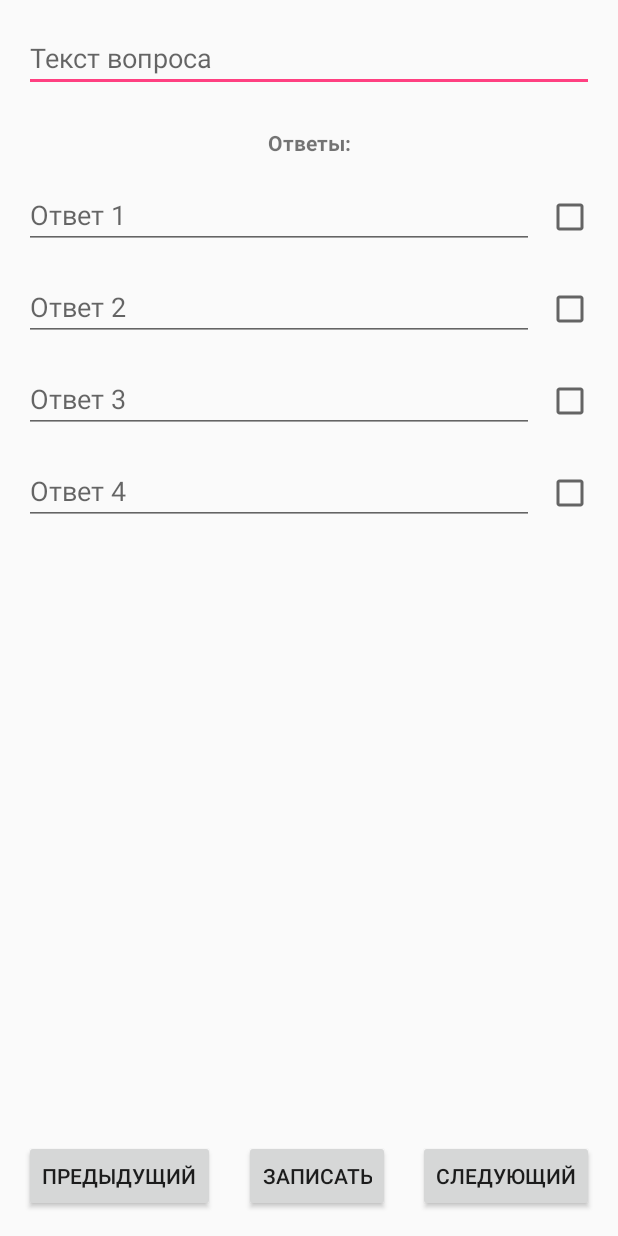
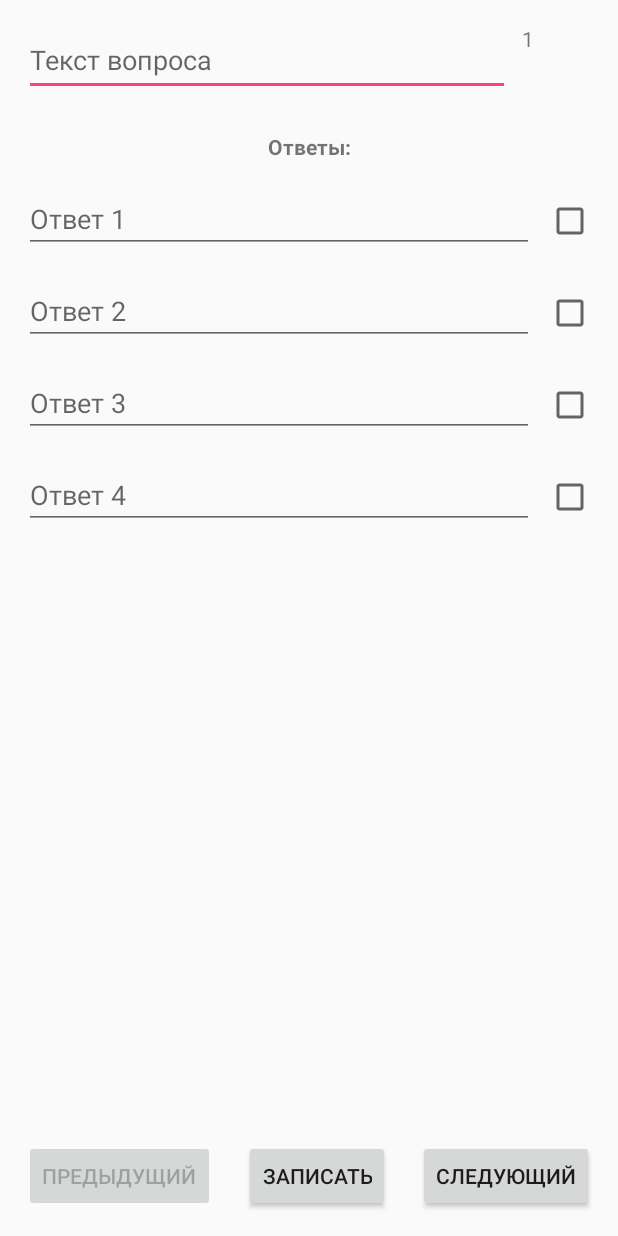
Before and after one commit to gangrave88/TestConstructor, an Android app: the NewQuestionList screen opened directly, with no data from a screen before it, on a phone screen of 412 x 824 dp. Run offline under Robolectric (Android 15) with nearby library versions, the phone set to English and light mode, and no system bars; our stand-ins replace ButterKnife; libraries missing offline, so code that uses them is left out: io.realm.

Commit message:
16.01.17

```diff
--- a/app/src/main/java/com/gangrave88/testconstructor/NewTest.java
+++ b/app/src/main/java/com/gangrave88/testconstructor/NewTest.java
@@ -35,7 +35,6 @@ public class NewTest extends Activity{
     public void newQuestion(){
         Intent intent = new Intent(this, NewQuestionList.class);
         startActivityForResult(intent,1);
-        setQuestionsList();
     }
 
     @OnClick(R.id.save_test)
--- a/app/src/main/res/layout/list_new_question.xml
+++ b/app/src/main/res/layout/list_new_question.xml
@@ -8,19 +8,19 @@
 
     <EditText
         android:layout_width="0dp"
-        android:layout_height="wrap_content"
+        android:layout_height="48dp"
         android:inputType="textMultiLine"
         android:ems="10"
         android:id="@+id/question"
-        android:layout_marginTop="16dp"
-        app:layout_constraintTop_toTopOf="parent"
         android:layout_marginStart="16dp"
         app:layout_constraintLeft_toLeftOf="parent"
         android:layout_marginLeft="16dp"
-        android:layout_marginEnd="16dp"
-        app:layout_constraintRight_toRightOf="parent"
-        android:layout_marginRight="16dp"
-        android:hint="@string/question_text" />
+        android:hint="@string/question_text"
+        app:layout_constraintRight_toLeftOf="@+id/number"
+        android:layout_marginEnd="8dp"
+        android:layout_marginRight="8dp"
+        android:layout_marginTop="16dp"
+        app:layout_constraintTop_toTopOf="parent" />
 
     <TextView
         android:text="@string/answer"
@@ -177,4 +177,14 @@
         app:layout_constraintBottom_toBottomOf="parent"
         android:layout_marginBottom="16dp" />
 
+    <TextView
+        android:layout_width="48dp"
+        android:id="@+id/number"
+        app:layout_constraintBottom_toBottomOf="@+id/question"
+        android:layout_marginEnd="16dp"
+        app:layout_constraintRight_toRightOf="parent"
+        android:layout_marginRight="16dp"
+        android:layout_height="48dp"
+        app:layout_constraintTop_toTopOf="@+id/question" />
+
 </android.support.constraint.ConstraintLayout>
```
Also changed, not shown: app/src/main/java/com/gangrave88/testconstructor/NewQuestionList.java (+59 -9 lines), app/src/main/java/com/gangrave88/testconstructor/Question.java (+31 -1 lines), 1 other file.
